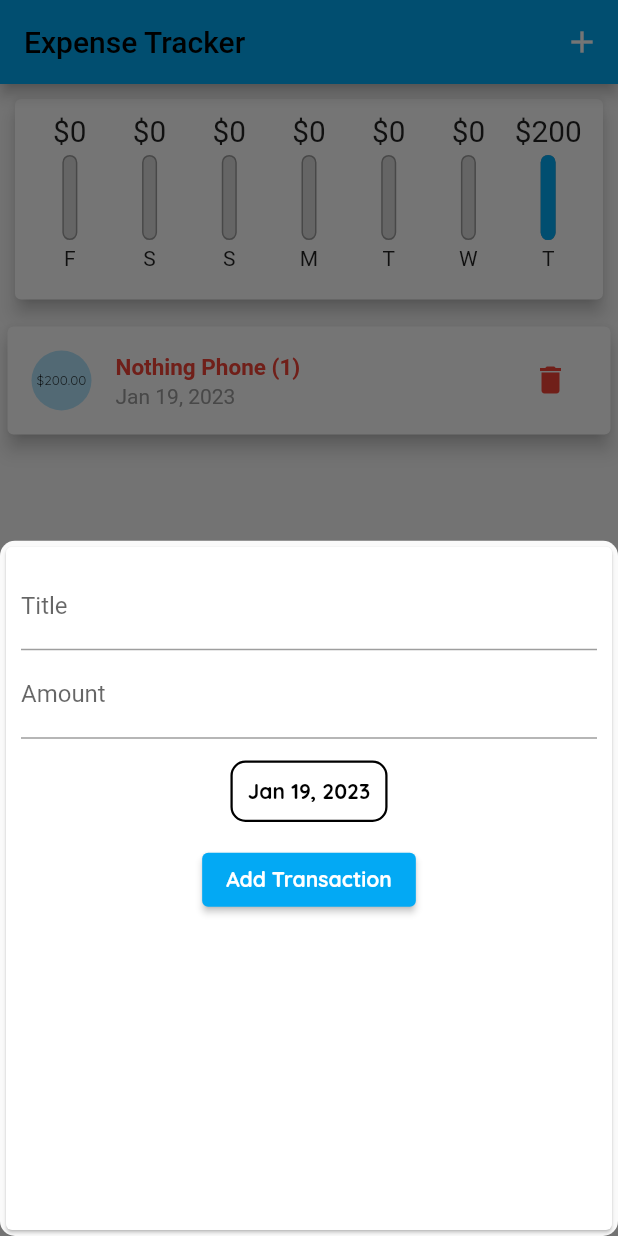
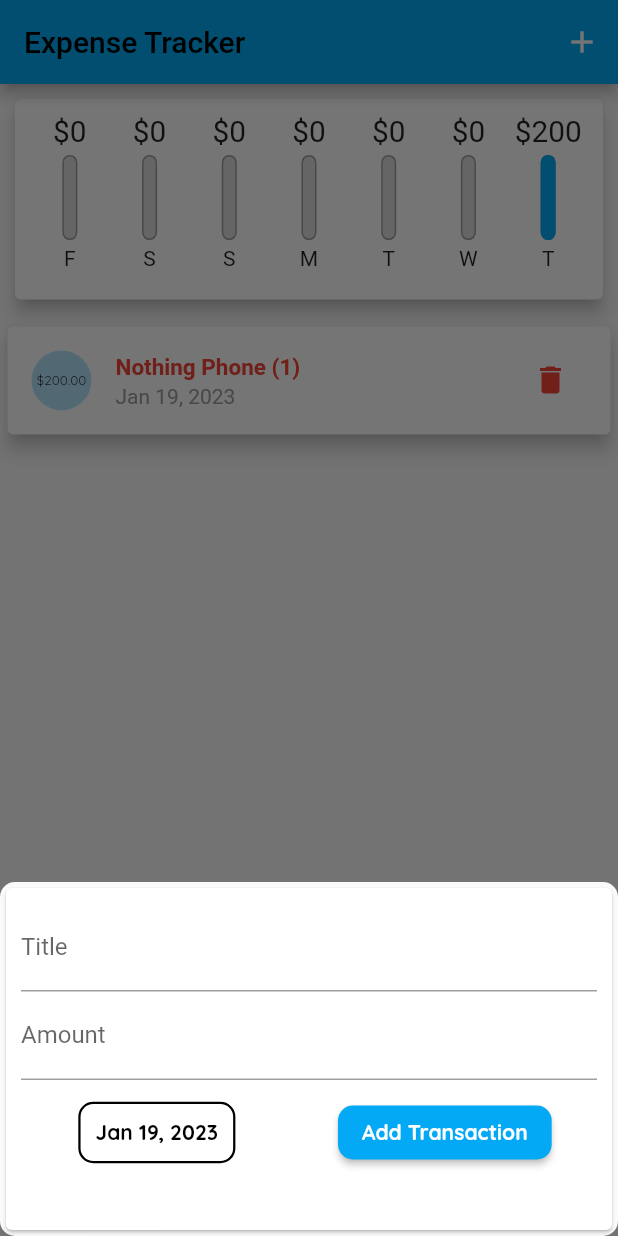
Before and after one commit to pranjalchaplot/flutter_expense_tracker, a Flutter app: the screen it shows after launch, after a tap on the "delete" icon, after a tap on the "add" icon, on a phone screen of 412 x 824 dp. Run offline on Flutter 3.47's test engine with Material 2 defaults, Android fonts, the phone set to English and light mode, and no system bars.

Commit message:
style new transaction widget layout

```diff
--- a/lib/widgets/new_transactions.dart
+++ b/lib/widgets/new_transactions.dart
@@ -49,9 +49,15 @@ class _NewTransactionState extends State<NewTransaction> {
 
   @override
   Widget build(BuildContext context) {
-    return Card(
+    return SingleChildScrollView(
+      child: Card(
         child: Container(
-        padding: const EdgeInsets.all(10),
+          padding: EdgeInsets.only(
+            top: 10,
+            left: 10,
+            right: 10,
+            bottom: MediaQuery.of(context).viewInsets.bottom + 30,
+          ),
           child: Column(
             children: [
               TextField(
@@ -73,7 +79,7 @@ class _NewTransactionState extends State<NewTransaction> {
                     TextButton(
                       onPressed: _presentDatePicker,
                       child: Container(
-                      padding: EdgeInsets.all(10),
+                        padding: const EdgeInsets.all(10),
                         decoration: BoxDecoration(
                             border: Border.all(
                               color: Colors.black,
@@ -89,25 +95,14 @@ class _NewTransactionState extends State<NewTransaction> {
                         ),
                       ),
                     ),
-                  // TextButton(
-                  //   style: TextButton.styleFrom(
-                  //     foregroundColor: Theme.of(context).primaryColor,
-                  //   ),
-                  //   onPressed: _presentDatePicker,
-                  //   child: const Text(
-                  //     'Choose Date 📅',
-                  //     style: TextStyle(
-                  //       fontWeight: FontWeight.bold,
-                  //     ),
-                  //   ),
-                  // ),
-                ],
-              ),
-            ),
                     ElevatedButton(
                       onPressed: _submitData,
                       style: TextButton.styleFrom(
-                foregroundColor: Theme.of(context).textTheme.button?.color,
+                        shape: RoundedRectangleBorder(
+                          borderRadius: BorderRadius.circular(10),
+                        ),
+                        foregroundColor:
+                            Theme.of(context).textTheme.button?.color,
                       ),
                       child: const Text(
                         'Add Transaction',
@@ -119,6 +114,10 @@ class _NewTransactionState extends State<NewTransaction> {
                   ],
                 ),
               ),
+            ],
+          ),
+        ),
+      ),
     );
   }
 }
```
Lines whose indentation alone changed are shown as unchanged.
